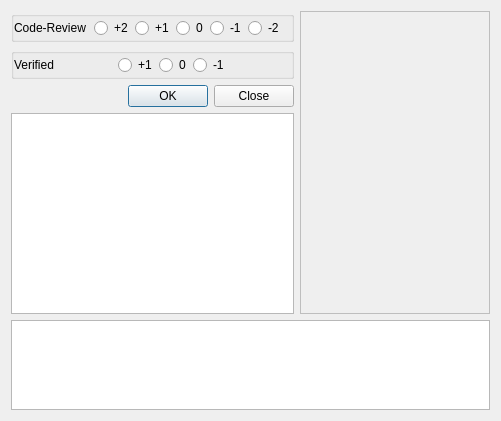
First picture: the form in ui/change.ui, repository Katana-Steel/GerritUI, before the edit.
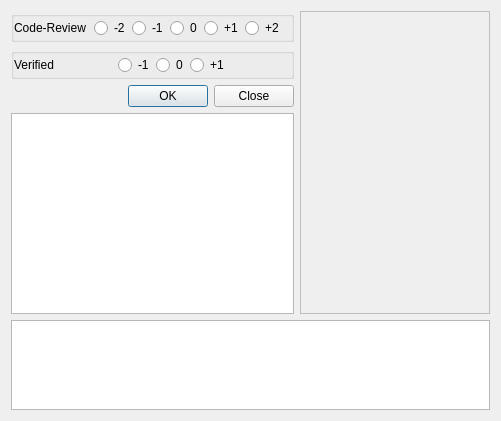
Second picture: the form after the edit.

Commit message:
changed the order of submission labels
and if name is missing from owner or reviewer use username or email as last resort

What changed in the file:
```diff
--- a/ui/change.ui
+++ b/ui/change.ui
@@ -53,34 +53,6 @@
             </property>
            </spacer>
           </item>
-          <item>
-           <widget class="QRadioButton" name="code_u2">
-            <property name="text">
-             <string>+2</string>
-            </property>
-           </widget>
-          </item>
-          <item>
-           <widget class="QRadioButton" name="code_u1">
-            <property name="text">
-             <string>+1</string>
-            </property>
-           </widget>
-          </item>
-          <item>
-           <widget class="QRadioButton" name="code_0">
-            <property name="text">
-             <string>0</string>
-            </property>
-           </widget>
-          </item>
-          <item>
-           <widget class="QRadioButton" name="code_d1">
-            <property name="text">
-             <string>-1</string>
-            </property>
-           </widget>
-          </item>
           <item>
            <widget class="QRadioButton" name="code_d2">
             <property name="text">
@@ -88,6 +60,34 @@
             </property>
            </widget>
           </item>
+          <item>
+           <widget class="QRadioButton" name="code_d1">
+            <property name="text">
+             <string>-1</string>
+            </property>
+           </widget>
+          </item>
+          <item>
+           <widget class="QRadioButton" name="code_0">
+            <property name="text">
+             <string>0</string>
+            </property>
+           </widget>
+          </item>
+          <item>
+           <widget class="QRadioButton" name="code_u1">
+            <property name="text">
+             <string>+1</string>
+            </property>
+           </widget>
+          </item>
+          <item>
+           <widget class="QRadioButton" name="code_u2">
+            <property name="text">
+             <string>+2</string>
+            </property>
+           </widget>
+          </item>
           <item>
            <spacer name="horizontalSpacer_4">
             <property name="orientation">
@@ -139,20 +139,6 @@
             </property>
            </spacer>
           </item>
-          <item>
-           <widget class="QRadioButton" name="veri_u1">
-            <property name="text">
-             <string>+1</string>
-            </property>
-           </widget>
-          </item>
-          <item>
-           <widget class="QRadioButton" name="veri_0">
-            <property name="text">
-             <string>0</string>
-            </property>
-           </widget>
-          </item>
           <item>
            <widget class="QRadioButton" name="veri_d1">
             <property name="text">
@@ -160,6 +146,20 @@
             </property>
            </widget>
           </item>
+          <item>
+           <widget class="QRadioButton" name="veri_0">
+            <property name="text">
+             <string>0</string>
+            </property>
+           </widget>
+          </item>
+          <item>
+           <widget class="QRadioButton" name="veri_u1">
+            <property name="text">
+             <string>+1</string>
+            </property>
+           </widget>
+          </item>
           <item>
            <spacer name="horizontalSpacer_3">
             <property name="orientation">
```
The commit also changes 1 other file.
